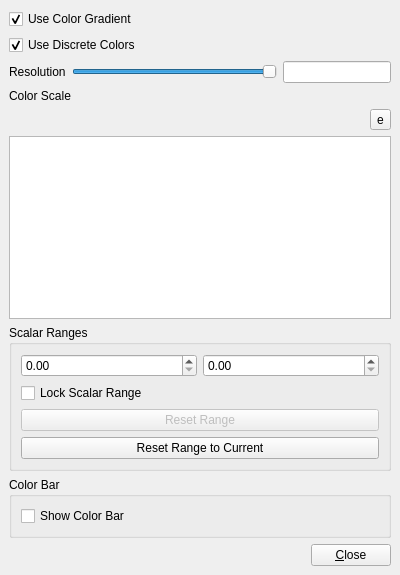
This is Qt/Components/Resources/UI/pqColorMapEditor.ui in wildmichael/ParaView3-enhancements-old as Qt 5 draws it before an edit. The edited form follows.
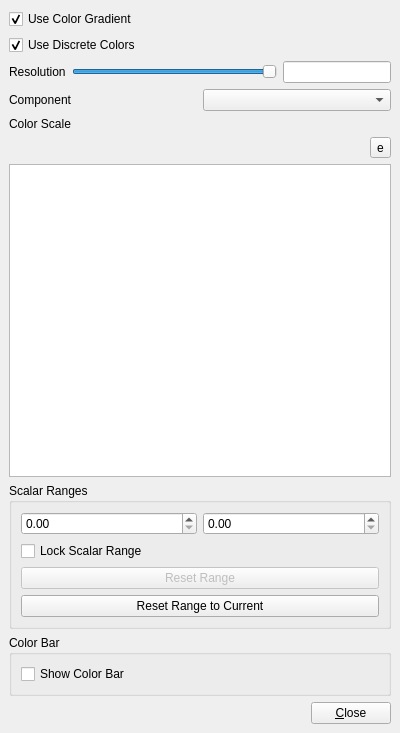
This is the edited form. Custom widgets are drawn as their Qt base class.

Commit message: ENH: Added component selection to the LUT GUI.

The edit to the form file:
```diff
--- a/Qt/Components/Resources/UI/pqColorMapEditor.ui
+++ b/Qt/Components/Resources/UI/pqColorMapEditor.ui
@@ -9,7 +9,7 @@
     <x>0</x>
     <y>0</y>
     <width>400</width>
-    <height>575</height>
+    <height>733</height>
    </rect>
   </property>
   <property name="windowTitle" >
@@ -120,6 +120,26 @@
      </layout>
     </widget>
    </item>
+   <item>
+    <layout class="QHBoxLayout" >
+     <property name="margin" >
+      <number>0</number>
+     </property>
+     <property name="spacing" >
+      <number>6</number>
+     </property>
+     <item>
+      <widget class="QLabel" name="label_2" >
+       <property name="text" >
+        <string>Component</string>
+       </property>
+      </widget>
+     </item>
+     <item>
+      <widget class="QComboBox" name="Component" />
+     </item>
+    </layout>
+   </item>
    <item>
     <widget class="QLabel" name="ColorLabel" >
      <property name="text" >
```
The commit also changes 4 other files.
